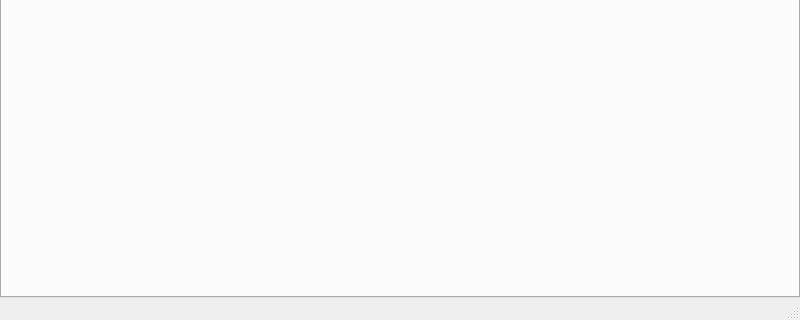
Before: the Qt Designer form mainwindow.ui in FFalcon/LightningLog, drawn with Qt 5; both pictures show x 0 to 800 and y 280 to 600 of the 800 by 600 pixel window.
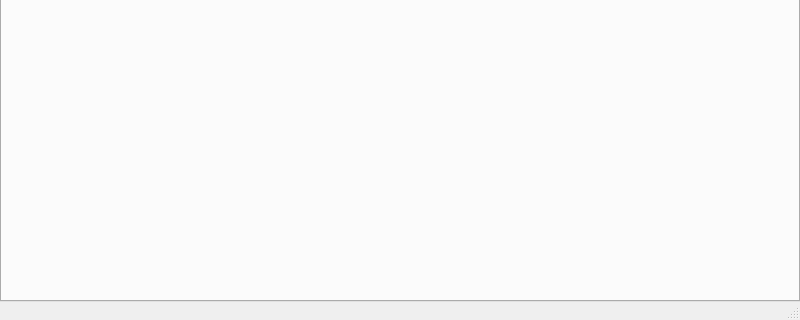
After: the same form once the commit is applied. Icons and pictures are not drawn.

Diff of the .ui file:
```diff
--- a/mainwindow.ui
+++ b/mainwindow.ui
@@ -155,7 +155,23 @@
    <addaction name="menuTools"/>
    <addaction name="menu"/>
   </widget>
-  <widget class="QStatusBar" name="statusbar"/>
+  <widget class="QStatusBar" name="statusbar">
+   <property name="sizePolicy">
+    <sizepolicy hsizetype="Preferred" vsizetype="Preferred">
+     <horstretch>0</horstretch>
+     <verstretch>0</verstretch>
+    </sizepolicy>
+   </property>
+   <property name="maximumSize">
+    <size>
+     <width>16777215</width>
+     <height>18</height>
+    </size>
+   </property>
+   <property name="sizeGripEnabled">
+    <bool>true</bool>
+   </property>
+  </widget>
   <action name="actionOpen">
    <property name="text">
     <string>Open</string>
```
Left out of the diff: 616 changed lines with no effect on the pictures.
